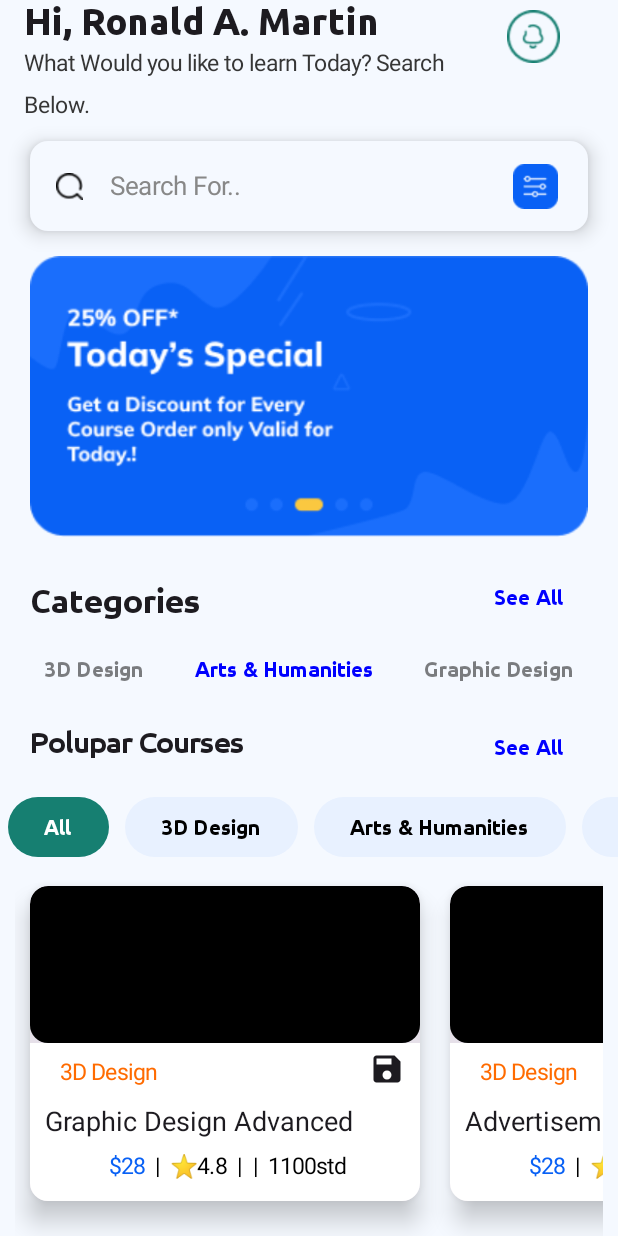
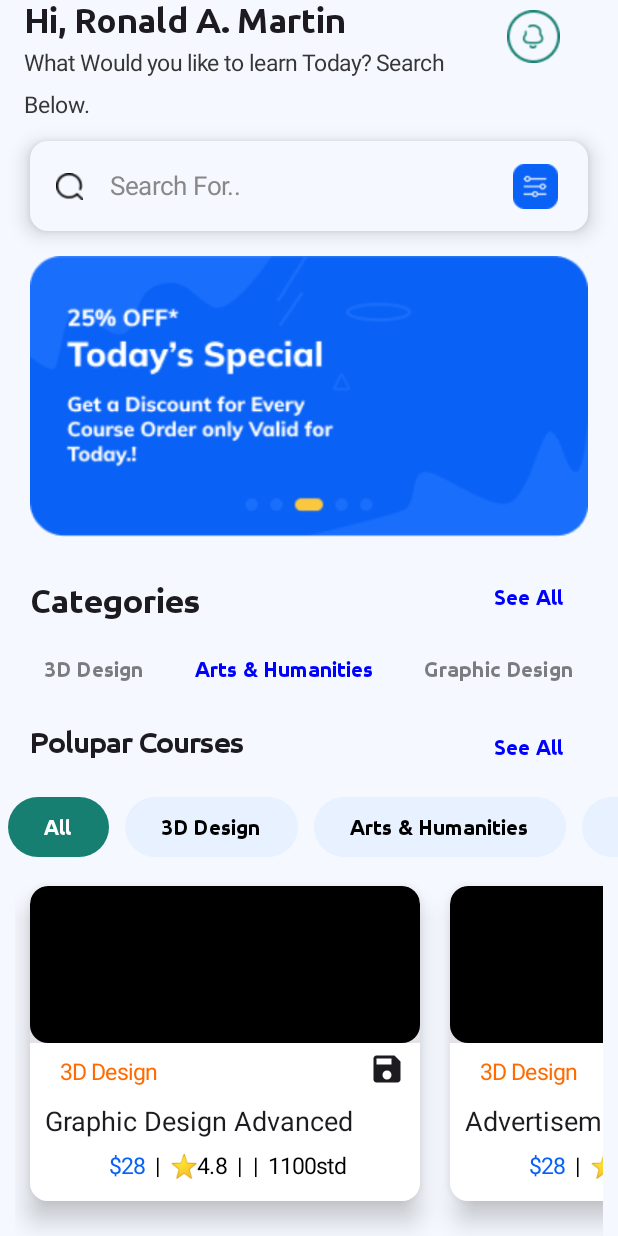
Before and after one commit to mahendra120/design_UI, an Android app built with Jetpack Compose: the screen it shows after launch (MainActivity), on a phone screen of 412 x 824 dp. Run offline under Robolectric (Android 15) with nearby library versions, the phone set to English and light mode, and no system bars.

Commit message:
Online_Courses_modificestions

```diff
--- a/app/src/main/java/com/example/designui/Courses_Detalis.kt
+++ b/app/src/main/java/com/example/designui/Courses_Detalis.kt
@@ -378,7 +378,6 @@ class Courses_Detalis : ComponentActivity() {
             val star: String,
             var comment: String,
         )
-
         val reviews = listOf(
             Reviews(
                 R.drawable.kakashi_hatake,
--- a/app/src/main/java/com/example/designui/MainActivity.kt
+++ b/app/src/main/java/com/example/designui/MainActivity.kt
@@ -491,7 +491,7 @@ class MainActivity : ComponentActivity() {
                     Text(
                         "Hi, Ronald A. Martin",
                         fontFamily = font2,
-                        fontWeight = FontWeight.Bold, fontSize = 25.sp
+                        fontWeight = FontWeight.Bold, fontSize = 23.sp
                     )
                     Text(
                         "What Would you like to learn Today? Search Below.",
```
